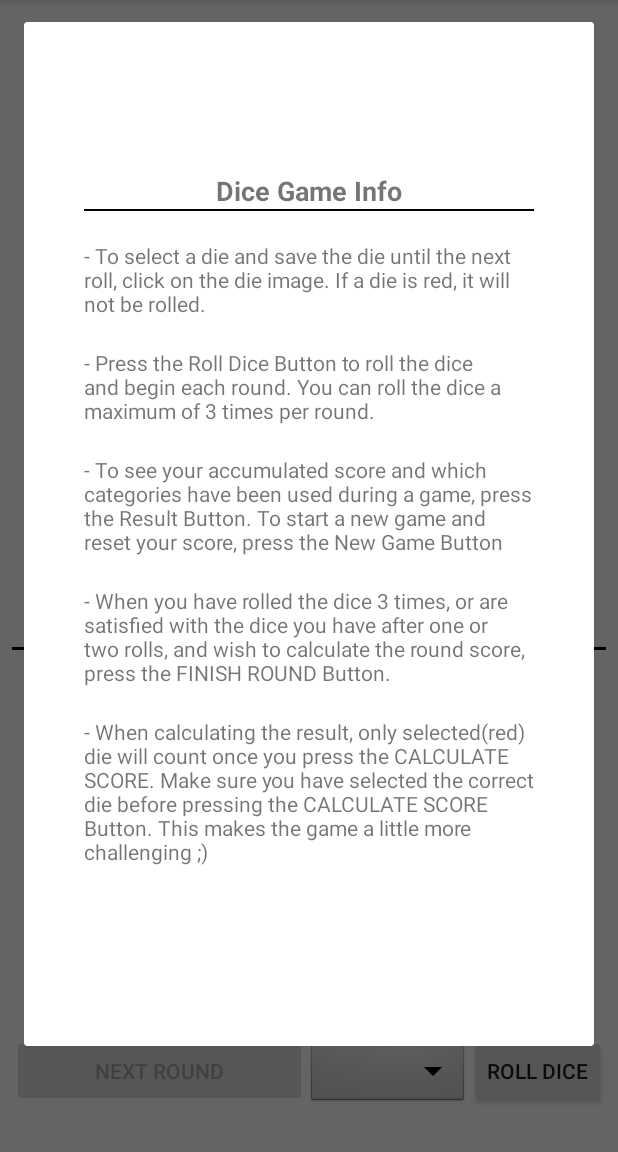
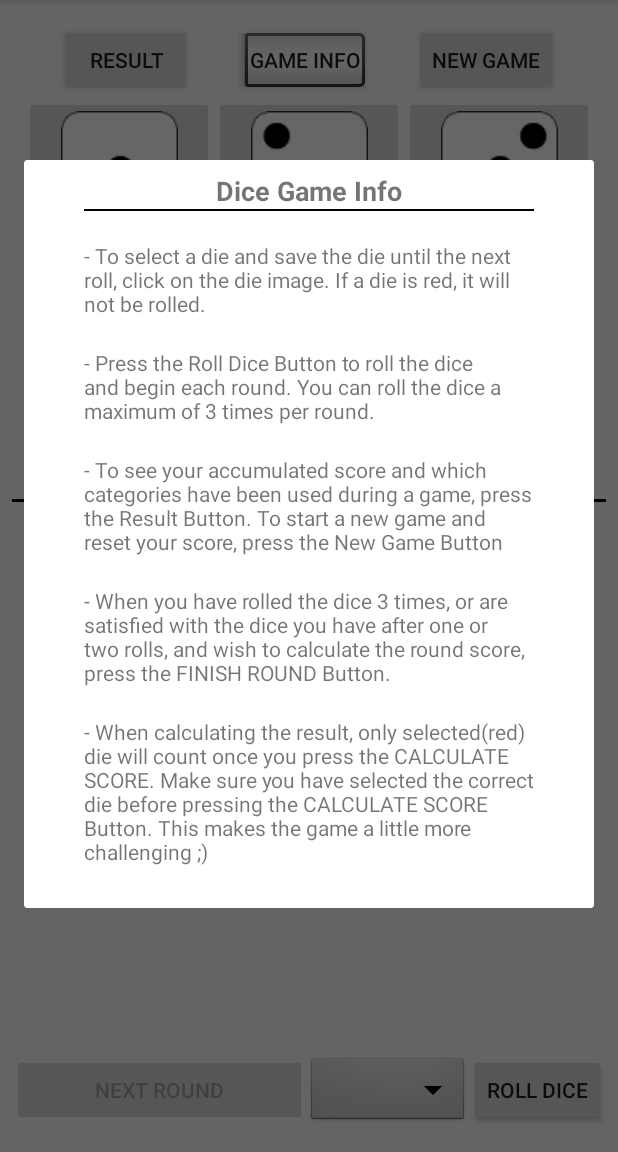
Before and after one commit to KarlBengtsson/DiceGameFinal, an Android app: the screen it shows after launch (MainActivity), after a tap on "GAME INFO", on a phone screen of 412 x 824 dp, the part 84-1236 px from its top. Run offline under Robolectric (Android 15) with nearby library versions, the phone set to English and light mode, and no system bars.

Commit message:
final touches

```diff
--- a/app/src/main/java/com/example/thirtygame/Die.java
+++ b/app/src/main/java/com/example/thirtygame/Die.java
@@ -18,7 +18,7 @@ public class Die {
     }
 
     /**
-     * Method to chenge a die from red to white/white to red
+     * Method to change a die from red to white/white to red
      */
     public void toggleColor() {
         if (!White) {
--- a/app/src/main/java/com/example/thirtygame/Model.java
+++ b/app/src/main/java/com/example/thirtygame/Model.java
@@ -116,12 +116,10 @@ public class Model {
             for (int i=0; i < redResults.size(); i++) {
                 total += redResults.get(i);
             } if (total != x) {
-                return -1;
+                return 0;
             }
-            else if(total == x) {
+            else {
                 return total;
-            } else {
-                return 0;
             }
         }
     }
--- a/app/src/main/res/layout/activity_main.xml
+++ b/app/src/main/res/layout/activity_main.xml
@@ -11,6 +11,7 @@
         android:layout_width="wrap_content"
         android:layout_height="wrap_content"
         android:layout_marginStart="8dp"
+        android:layout_marginTop="16dp"
         android:layout_marginEnd="8dp"
         android:orientation="horizontal"
         app:layout_constraintBottom_toTopOf="@+id/linearLayout"
@@ -171,7 +172,7 @@
     <ScrollView
         android:id="@+id/InstructionsText"
         android:layout_width="match_parent"
-        android:layout_height="200dp"
+        android:layout_height="0dp"
         android:layout_marginStart="16dp"
         android:layout_marginEnd="16dp"
         app:layout_constraintBottom_toTopOf="@+id/linearLayout2"
@@ -196,6 +197,7 @@
         android:layout_height="wrap_content"
         android:layout_marginStart="8dp"
         android:layout_marginEnd="8dp"
+        android:layout_marginBottom="16dp"
         android:layout_weight="1"
         android:gravity="center|bottom"
         android:orientation="horizontal"
--- a/app/src/main/res/layout/fragment_info.xml
+++ b/app/src/main/res/layout/fragment_info.xml
@@ -12,9 +12,9 @@
         android:layout_height="wrap_content"
         android:layout_gravity="center"
         android:layout_marginStart="64dp"
-        android:layout_marginTop="100dp"
+        android:layout_marginTop="8dp"
         android:layout_marginEnd="64dp"
-        android:layout_marginBottom="100dp"
+        android:layout_marginBottom="8dp"
         android:gravity="top"
         android:orientation="vertical"
         app:layout_constraintBottom_toBottomOf="parent"
--- a/app/src/main/res/values/strings.xml
+++ b/app/src/main/res/values/strings.xml
@@ -33,9 +33,9 @@
     <string name="empty_result"></string>
     <string name="back_to_game">Return to Game</string>
     <string name="rules_button">Game Rules</string>
-    <string name="InstructionRoll">Press Roll dice Button to roll the dice, click dice to select and save them. Selected (Red) dice will not be rolled. You can roll the dice a maximum of 3 times per round. To finish round and calculate your score, select a category from the drop down menu then press the FINISH ROUND button. Try to save dice that you can pair together so that their sum equals the selected category.</string>
-    <string name="Instruction">To calculate your score for this round, pair together any number of dice so that the sum of their values equal the selected category. Then press the CALCULATE SCORE button. Only red die will count when this button is pressed. Repeat this to create as many groups of die as possible, grey die represent dice that have already been used this round. When you are finished, press the NEXT ROUND button to go on to the next round.</string>
-    <string name="InstructionLow">You have selected category Low, for this category you can select all dice with the value 3 or lower to collect points, followed by the CALCULATE SCORE Button. Press the NEXT ROUND button to go on to the next round when you are finished. </string>
+    <string name="InstructionRoll">Press Roll dice Button to roll the dice, click dice to select or unselect them. Selected (Red) dice will not be rolled. You can roll the dice a maximum of 3 times per round. To finish round and calculate your score, select a category from the drop down menu then press the FINISH ROUND button. Try to save dice that you can pair together so that their sum equals the selected category.</string>
+    <string name="Instruction">To calculate your score for this round, select dice by clicking on them and pair together any number of dice so that the sum of their values equal the selected category. Then press the CALCULATE SCORE button. Only red die will count when this button is pressed. Repeat this to create as many groups of die as possible, grey die represent dice that have already been used this round. When you are finished, press the NEXT ROUND button to go on to the next round.</string>
+    <string name="InstructionLow">You have selected category Low, for this category you can select all dice with the value 3 or lower to collect points, followed by the CALCULATE SCORE Button. Press the NEXT ROUND button to go on to the next round when you are finished. Select dice by clicking on them, only red die will count when the CALCULATE SCORE button is pressed.  </string>
     <string name="Rule1">- Press the Roll Dice Button to roll the dice and begin each round. You can roll the dice a maximum of 3 times per round.</string>
     <string name="Rule2">- To see your accumulated score and which categories have been used during a game, press the Result Button. To start a new game and reset your score, press the New Game Button</string>
     <string name="Rule3">- When you have rolled the dice 3 times, or are satisfied with the dice you have after one or two rolls, and wish to calculate the round score, press the FINISH ROUND Button.</string>
--- a/build.gradle
+++ b/build.gradle
@@ -7,7 +7,7 @@ buildscript {
         jcenter()
     }
     dependencies {
-        classpath 'com.android.tools.build:gradle:3.3.2'
+        classpath 'com.android.tools.build:gradle:3.4.0'
 
 
         // NOTE: Do not place your application dependencies here; they belong
```
Also changed, not shown: app/src/main/java/com/example/thirtygame/MainActivity.java (+28 -13 lines), gradle/wrapper/gradle-wrapper.properties.
